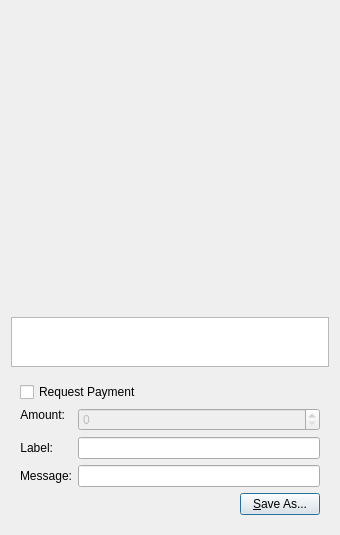
Above: src/qt/forms/qrcodedialog.ui from kurrentproject/Kurrent before the change. Below: the same form after it.
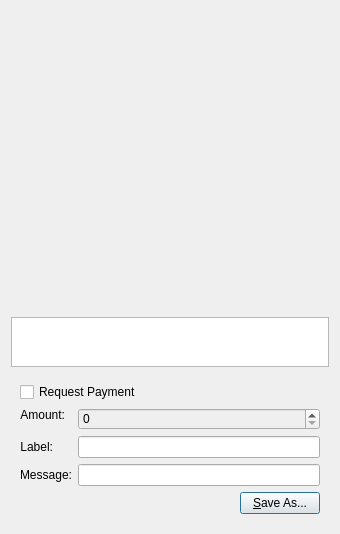
That is the form after the change. Custom widgets are drawn as their Qt base class.

```diff
--- a/src/qt/forms/qrcodedialog.ui
+++ b/src/qt/forms/qrcodedialog.ui
@@ -13,6 +13,9 @@
   <property name="windowTitle">
    <string>QR Code Dialog</string>
   </property>
+  <property name="styleSheet">
+   <string notr="true">color: rgb(0, 0, 0);</string>
+  </property>
   <layout class="QVBoxLayout" name="verticalLayout_3">
    <item>
     <widget class="QLabel" name="lblQRCode">
```
Left out of the diff: 1 changed line with no effect on the pictures.
